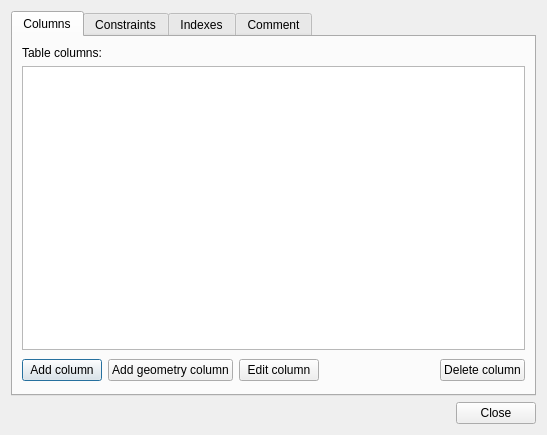
This is python/plugins/db_manager/ui/DlgTableProperties.ui in qgis/QGIS as Qt 5 draws it before an edit. The edited form follows.
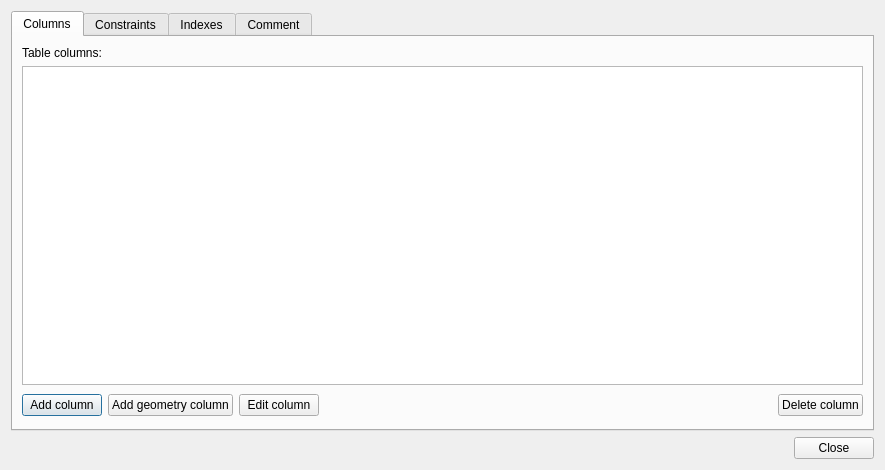
This is the edited form.

```diff
--- a/python/plugins/db_manager/ui/DlgTableProperties.ui
+++ b/python/plugins/db_manager/ui/DlgTableProperties.ui
@@ -6,8 +6,8 @@
    <rect>
     <x>0</x>
     <y>0</y>
-    <width>547</width>
-    <height>435</height>
+    <width>885</width>
+    <height>470</height>
    </rect>
   </property>
   <property name="windowTitle">
```
